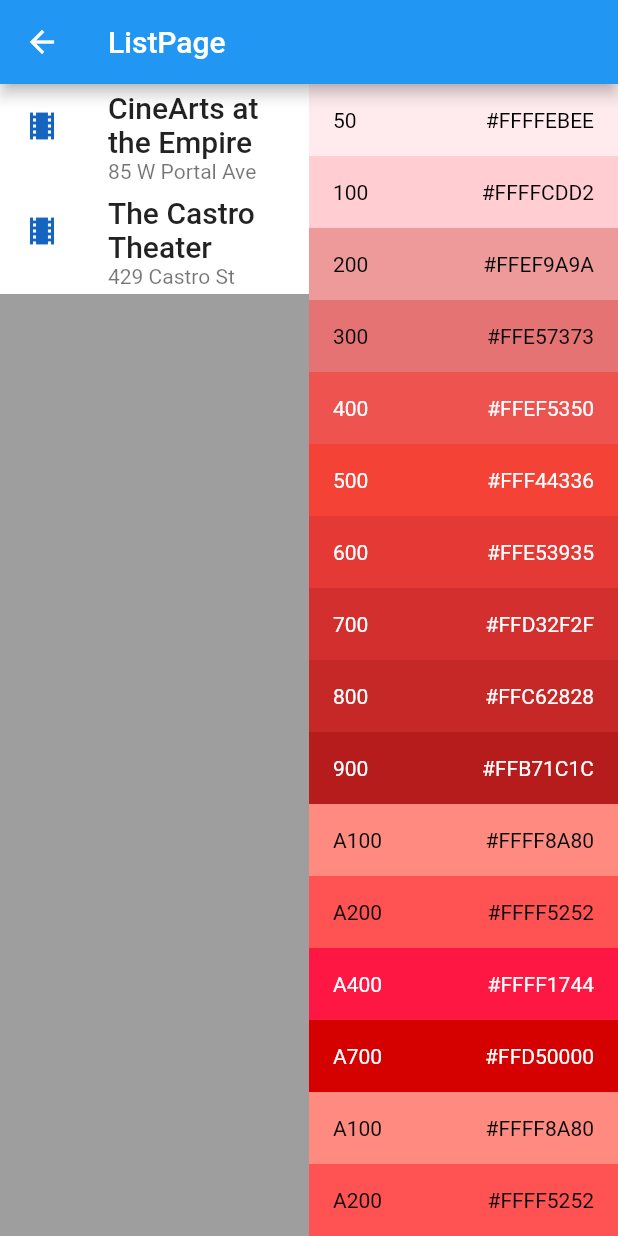
After one commit to Realank/flutter_prac, a Flutter app: the screen it shows after launch, after a tap on "List", on a phone screen of 412 x 824 dp. The commit adds this screen. Run offline on Flutter 3.47's test engine with Material 2 defaults, Android fonts, the phone set to English and light mode, and no system bars; our stand-ins replace cached_network_image.

Commit message:
add List page

```diff
--- a/lib/GridViewPage.dart
+++ b/lib/GridViewPage.dart
@@ -30,9 +30,10 @@ class GridViewPage extends StatelessWidget {
       appBar: new AppBar(
         title: new Text('GridViewPage'),
       ),
-      body: new Row(
-        mainAxisSize: MainAxisSize.min,
-        crossAxisAlignment: CrossAxisAlignment.center,
+      body: SafeArea(
+        child: new Row(
+//          mainAxisSize: MainAxisSize.min,
+//          crossAxisAlignment: CrossAxisAlignment.center,
           children: <Widget>[
             new Expanded(
               child: buildGrid(),
@@ -43,6 +44,7 @@ class GridViewPage extends StatelessWidget {
             )
           ],
         ),
+      ),
     );
   }
 }
--- /dev/null
+++ b/lib/ListPage.dart
@@ -0,0 +1,155 @@
+import 'package:flutter/material.dart';
+
+Widget createMovieTile(String title, String subTitle) {
+  return new Container(
+    color: Colors.white,
+    child: new ListTile(
+      title: new Text(title, style: new TextStyle(fontWeight: FontWeight.w500, fontSize: 20.0)),
+      subtitle: new Text(subTitle),
+      leading: new Icon(
+        Icons.theaters,
+        color: Colors.blue[800],
+      ),
+    ),
+  );
+}
+
+List<Widget> createList() {
+  return <Widget>[
+    createMovieTile('CineArts at the Empire', '85 W Portal Ave'),
+    createMovieTile('The Castro Theater', '429 Castro St'),
+  ];
+}
+
+const double kColorItemHeight = 48.0;
+
+class Palette {
+  Palette({this.name, this.primary, this.accent, this.threshold = 900});
+
+  final String name;
+  final MaterialColor primary;
+  final MaterialAccentColor accent;
+  final int threshold; // titles for indices > threshold are white, otherwise black
+
+  bool get isValid => name != null && primary != null && threshold != null;
+}
+
+class ColorItem extends StatelessWidget {
+  const ColorItem({
+    Key key,
+    @required this.index,
+    @required this.color,
+    this.prefix = '',
+  })  : assert(index != null),
+        assert(color != null),
+        assert(prefix != null),
+        super(key: key);
+
+  final int index;
+  final Color color;
+  final String prefix;
+
+  String colorString() => "#${color.value.toRadixString(16).padLeft(8, '0').toUpperCase()}";
+
+  @override
+  Widget build(BuildContext context) {
+    return new Semantics(
+      container: true,
+      child: new Container(
+        height: kColorItemHeight,
+        padding: const EdgeInsets.symmetric(horizontal: 16.0),
+        color: color,
+        child: new Row(
+          mainAxisAlignment: MainAxisAlignment.spaceBetween,
+          crossAxisAlignment: CrossAxisAlignment.center,
+          children: <Widget>[
+            new Text('$prefix$index'),
+            new Text(colorString()),
+          ],
+        ),
+      ),
+    );
+  }
+}
+
+class PaletteTabView extends StatelessWidget {
+  static const List<int> primaryKeys = <int>[50, 100, 200, 300, 400, 500, 600, 700, 800, 900];
+  static const List<int> accentKeys = <int>[100, 200, 400, 700];
+
+  PaletteTabView({
+    Key key,
+    @required this.colors,
+  })  : assert(colors != null && colors.isValid),
+        super(key: key);
+
+  final Palette colors;
+
+  @override
+  Widget build(BuildContext context) {
+    final TextTheme textTheme = Theme.of(context).textTheme;
+    final TextStyle whiteTextStyle = textTheme.body1.copyWith(color: Colors.white);
+    final TextStyle blackTextStyle = textTheme.body1.copyWith(color: Colors.black);
+    final List<Widget> colorItems = primaryKeys.map((int index) {
+      return new DefaultTextStyle(
+        style: index > colors.threshold ? whiteTextStyle : blackTextStyle,
+        child: new ColorItem(index: index, color: colors.primary[index]),
+      );
+    }).toList();
+
+    if (colors.accent != null) {
+      colorItems.addAll(accentKeys.map((int index) {
+        return new DefaultTextStyle(
+          style: index > colors.threshold ? whiteTextStyle : blackTextStyle,
+          child: new ColorItem(index: index, color: colors.accent[index], prefix: 'A'),
+        );
+      }).toList());
+      colorItems.addAll(accentKeys.map((int index) {
+        return new DefaultTextStyle(
+          style: index > colors.threshold ? whiteTextStyle : blackTextStyle,
+          child: new ColorItem(index: index, color: colors.accent[index], prefix: 'A'),
+        );
+      }).toList());
+    }
+
+    return Container(
+      color: Colors.grey,
+//      margin: EdgeInsets.only(bottom: 10.0),
+      child: new ListView(
+        itemExtent: kColorItemHeight,
+        children: colorItems,
+      ),
+    );
+  }
+}
+
+class ListPage extends StatelessWidget {
+  @override
+  Widget build(BuildContext context) {
+    return new Scaffold(
+        appBar: new AppBar(
+          title: new Text('ListPage'),
+        ),
+        body: SafeArea(
+          child: Row(
+            children: <Widget>[
+              Expanded(
+                child: new Container(
+                  color: Colors.grey,
+                  child: new ListView(
+                    children: createList(),
+                  ),
+                ),
+              ),
+              Expanded(
+                child: new PaletteTabView(
+                    colors: new Palette(
+                        name: 'RED',
+                        primary: Colors.red,
+                        accent: Colors.redAccent,
+                        threshold: 300)),
+              ),
+            ],
+          ),
+        ));
+  }
+}
--- a/lib/main.dart
+++ b/lib/main.dart
@@ -4,6 +4,7 @@ import 'ImagePage.dart';
 import 'CustomTheme.dart';
 import 'LayoutPage.dart';
 import 'GridViewPage.dart';
+import 'ListPage.dart';
 
 void main() => runApp(new MyApp());
 
@@ -24,7 +25,8 @@ class _FeatureListState extends State<FeatureList> {
     '文本': Icons.text_fields,
     '图片': Icons.wallpaper,
     '布局': Icons.widgets,
-    '网格': Icons.grid_on
+    '网格': Icons.grid_on,
+    'List': Icons.list,
   };
   @override
   Widget build(BuildContext context) {
@@ -58,6 +60,8 @@ class _FeatureListState extends State<FeatureList> {
       case '网格':
         jumpPage(new GridViewPage());
         break;
+      case 'List':
+        jumpPage(new ListPage());
     }
   }
 
```
Also changed, not shown: 1 other file. Lines whose indentation alone changed are shown as unchanged.
